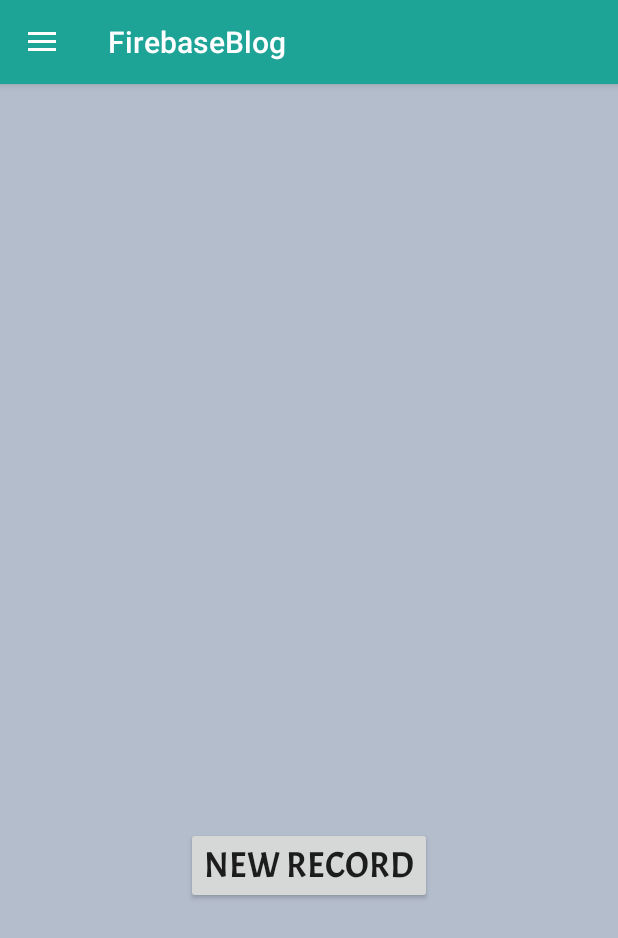
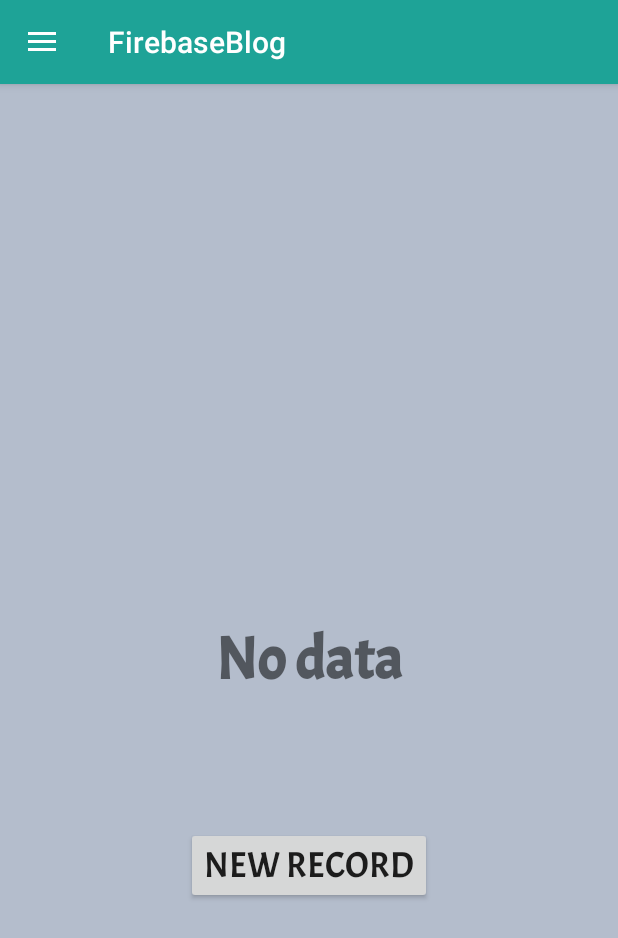
Before and after one commit to JustLeak/Traveller-Blog, an Android app: the screen it shows after launch once a user with an empty profile is signed in (NotesActivity), on a phone screen of 412 x 824 dp. Shown: the top 938 px of the screen. Run offline under Robolectric (Android 15) with nearby library versions, the phone set to English and light mode, and no system bars; our stand-ins replace Firebase (no records; nobody signed in at launch, a user with empty details on screens opened directly).

Commit message:
Added empty data visualization (NotesFragment).

```diff
--- a/app/src/main/java/com/android/evgeniy/firebaseblog/adapters/NotesRecyclerAdapter.java
+++ b/app/src/main/java/com/android/evgeniy/firebaseblog/adapters/NotesRecyclerAdapter.java
@@ -61,7 +61,6 @@ public class NotesRecyclerAdapter extends RecyclerView.Adapter<NoteViewHolder> {
     }
 
     private int findNoteIndexByKey(String key) {
-
         for (int i = 0; i < allNotes.size(); i++) {
             if (allNotes.get(i).getKey().equals(key)) {
                 return i;
--- a/app/src/main/java/com/android/evgeniy/firebaseblog/fragments/NotesFragment.java
+++ b/app/src/main/java/com/android/evgeniy/firebaseblog/fragments/NotesFragment.java
@@ -9,6 +9,7 @@ import android.view.LayoutInflater;
 import android.view.View;
 import android.view.ViewGroup;
 import android.widget.Button;
+import android.widget.TextView;
 import android.widget.Toast;
 
 import com.android.evgeniy.firebaseblog.R;
@@ -20,6 +21,7 @@ public class NotesFragment extends Fragment implements
 
     private View view;
     private RecyclerView notesRecyclerView;
+    private TextView noDataTextView;
     private Button button;
 
     private UserNotesDao userNotesDao;
@@ -31,12 +33,23 @@ public class NotesFragment extends Fragment implements
         view = inflater.inflate(R.layout.fragment_notes, container, false);
         notesRecyclerView = view.findViewById(R.id.items);
         button = view.findViewById(R.id.btn_new_record);
+        noDataTextView = view.findViewById(R.id.noDataTextView);
 
         notesRecyclerView.setAdapter(clickNoteRecyclerAdapter);
         notesRecyclerView.setLayoutManager(new LinearLayoutManager(view.getContext()));
         notesRecyclerView.setHasFixedSize(true);
 
+        notesRecyclerView.getAdapter().registerAdapterDataObserver(new RecyclerView.AdapterDataObserver() {
+            @Override
+            public void onChanged() {
+                super.onChanged();
+                if (clickNoteRecyclerAdapter.getAllNotes().size() != 0) {
+                    noDataTextView.setVisibility(View.INVISIBLE);
+                } else noDataTextView.setVisibility(View.VISIBLE);
+            }
+        });
         /*userNotesDao.getAll(clickNoteRecyclerAdapter);*/
+
 
         button.setOnClickListener(new View.OnClickListener() {
             @Override
@@ -47,6 +60,7 @@ public class NotesFragment extends Fragment implements
 
         return view;
     }
+
 
     @Override
     public void onCreate(@Nullable Bundle savedInstanceState) {
--- a/app/src/main/res/layout/fragment_notes.xml
+++ b/app/src/main/res/layout/fragment_notes.xml
@@ -22,7 +22,7 @@
         android:id="@+id/noDataTextView"
         android:layout_width="match_parent"
         android:layout_height="wrap_content"
-        android:visibility="invisible"
+        android:visibility="visible"
         android:fontFamily="@font/acme"
         android:textSize="40sp"
         android:textStyle="bold"
```
